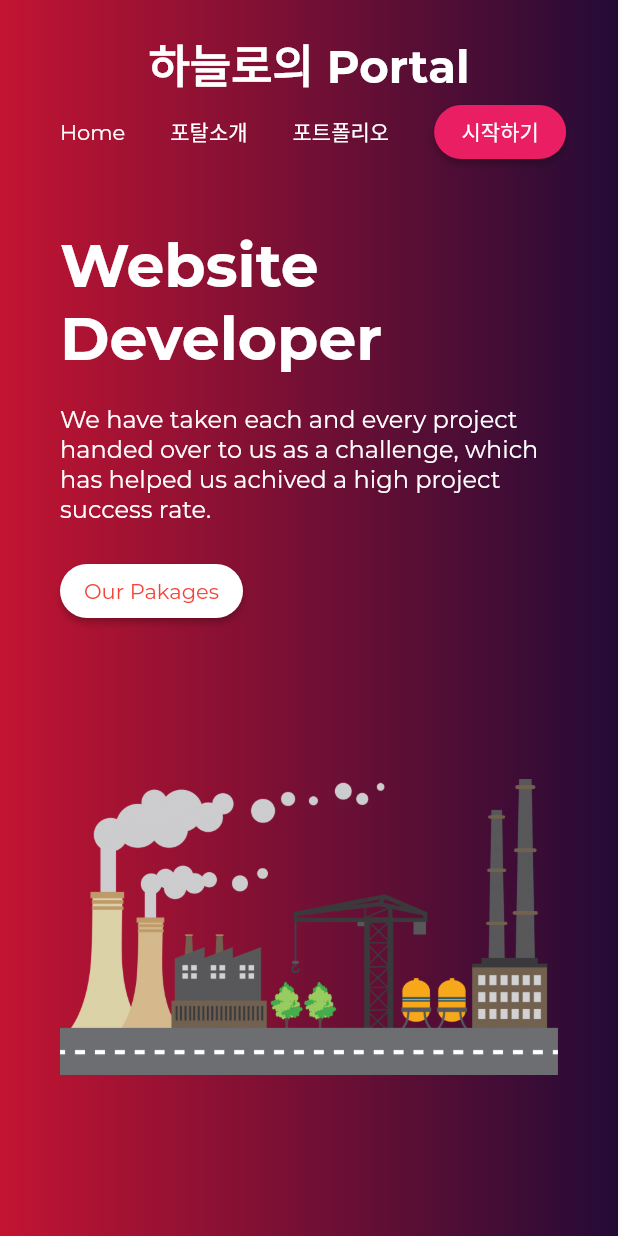
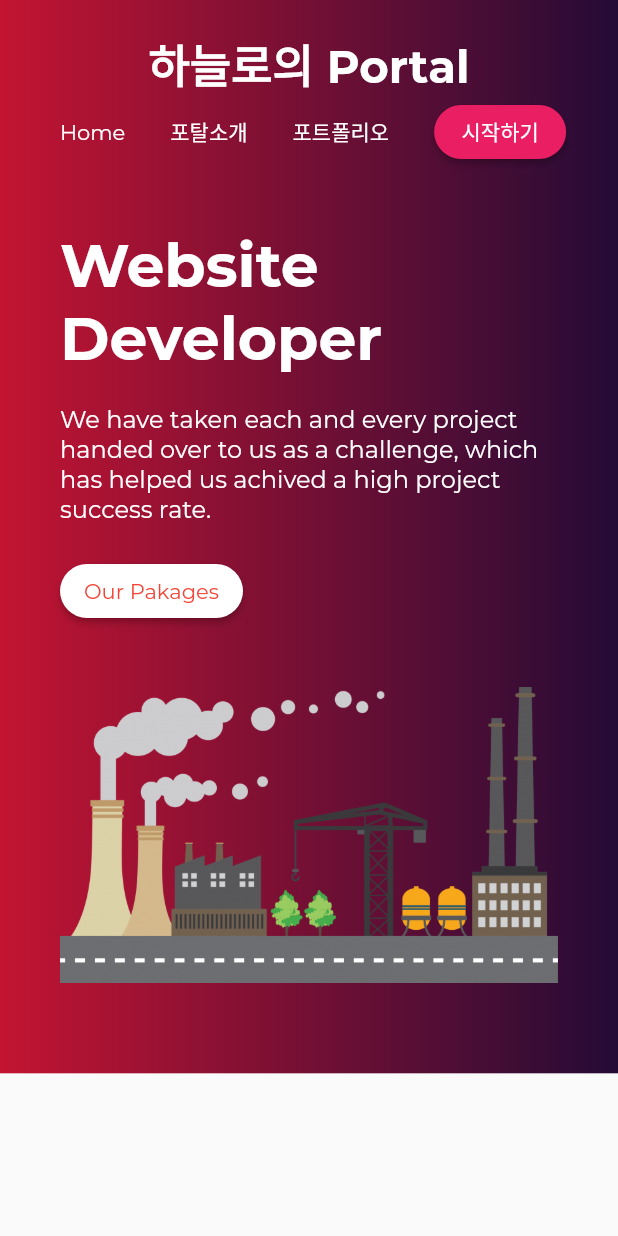
Before and after one commit to flyto/hanulo, a Flutter app: the screen it shows after launch, on a phone screen of 412 x 824 dp. Run offline on Flutter 3.47's test engine with Material 2 defaults, Android fonts, the light colour scheme and no system bars.

Commit message:
최종소스.

```diff
--- a/lib/LandingPage/LandingPage.dart
+++ b/lib/LandingPage/LandingPage.dart
@@ -15,14 +15,14 @@
                   fontSize: 40.0,
                   color: Colors.white)),
             Padding(
-             padding: const EdgeInsets.symmetric(vertical: 20.0),
+              padding: const EdgeInsets.symmetric(vertical: 20.0),
               child: Text(
                 "We have taken each and every project handed over to us as a challenge, which has helped us achived a high project success rate.",
                 style: TextStyle(fontSize: 16.0, color: Colors.white)),
             ),
             MaterialButton(
-             color: Colors.white,
-             shape: RoundedRectangleBorder(
+              color: Colors.white,
+              shape: RoundedRectangleBorder(
               borderRadius: BorderRadius.all(Radius.circular(20.0)),
             ),
             onPressed: () {},
@@ -34,10 +34,12 @@
         ],
       )
     ),
-    Image.asset(
+    Padding(
+      padding: const EdgeInsets.symmetric(vertical: 40.0),
+      child: Image.asset(
       "assets/images/lp_image.png",
       width: width,
-      height: 400,
+    )
     )
   ];
 }
--- a/lib/main.dart
+++ b/lib/main.dart
@@ -34,7 +34,8 @@
               Color.fromRGBO(36, 11, 54, 1)]
           ),
         ),
-        child: Column(
+        child: SingleChildScrollView(
+          child: Column(
           children: <Widget>[
             Navbar(),
             Padding(
@@ -44,6 +45,7 @@
           ],
         ),
       ),
+      )
     );
   }
 }
```
